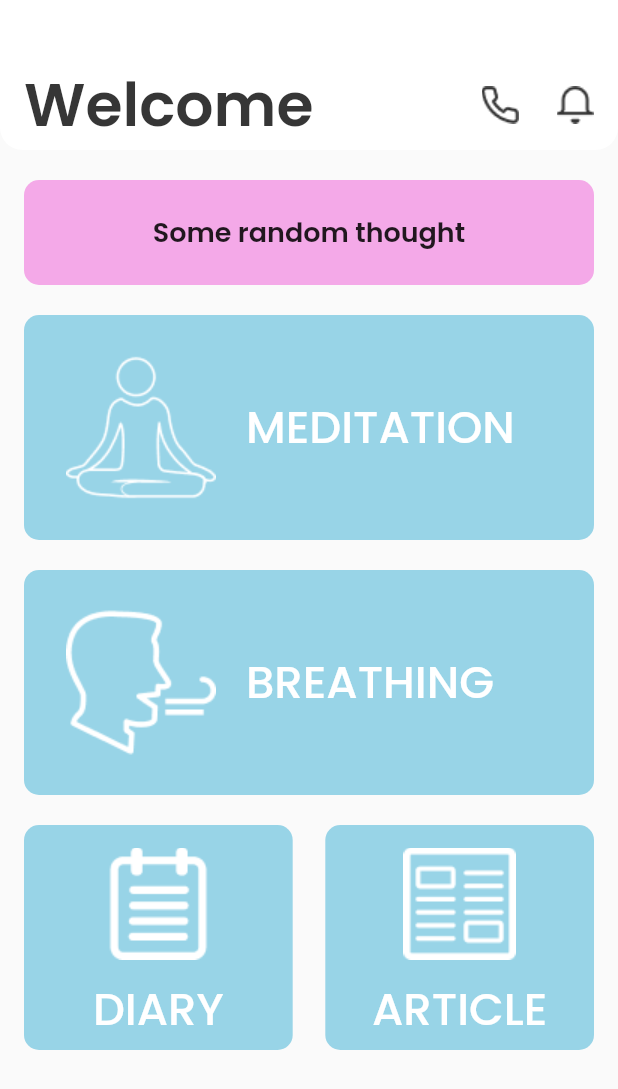
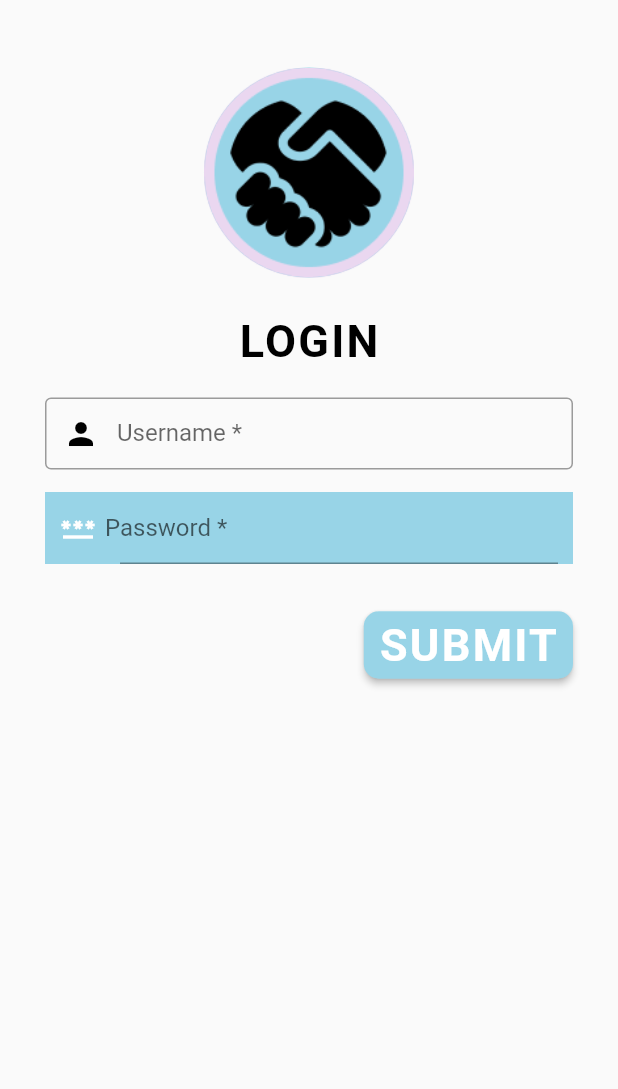
Before and after one commit to prabhuti2906/wakeup_hackathon, a Flutter app: the screen it shows after launch, on a phone screen of 412 x 824 dp. Shown: the top 1089 px of the screen. Run offline on Flutter 3.47's test engine with Material 2 defaults, Android fonts, the phone set to English and light mode, and no system bars; our stand-ins replace google_fonts.

Commit message:
ALL COMMITS DONE

```diff
--- a/lib/HomePage.dart
+++ b/lib/HomePage.dart
@@ -52,7 +52,7 @@ class _HomePageState extends State<HomePage> {
                     width: MediaQuery.of(context).size.width,
                     height: 150,
                     decoration: BoxDecoration(
-                      color: Color(0xff98D4E7),
+                      color: Color(0xff98d4e7),
                       borderRadius: BorderRadius.circular(10),
                     ),
                     child: Center(
@@ -67,7 +67,7 @@ class _HomePageState extends State<HomePage> {
                             child: Text(
                               "MEDITATION",
                               style: GoogleFonts.poppins(
-                                fontSize: 30,
+                                fontSize: 26,
                                 color: Colors.white,
                                 fontWeight: FontWeight.w500,
                               ),
@@ -103,7 +103,7 @@ class _HomePageState extends State<HomePage> {
                             child: Text(
                               "BREATHING",
                               style: GoogleFonts.poppins(
-                                fontSize: 30,
+                                fontSize: 26,
                                 color: Colors.white,
                                 fontWeight: FontWeight.w500,
                               ),
@@ -139,7 +139,7 @@ class _HomePageState extends State<HomePage> {
                                 child: Text(
                                   "DIARY",
                                   style: GoogleFonts.poppins(
-                                    fontSize: 30,
+                                    fontSize: 26,
                                     color: Colors.white,
                                     fontWeight: FontWeight.w500,
                                   ),
@@ -173,7 +173,7 @@ class _HomePageState extends State<HomePage> {
                                 child: Text(
                                   "ARTICLE",
                                   style: GoogleFonts.poppins(
-                                    fontSize: 30,
+                                    fontSize: 26,
                                     color: Colors.white,
                                     fontWeight: FontWeight.w500,
                                   ),
--- a/lib/onboarding.dart
+++ b/lib/onboarding.dart
@@ -3,6 +3,7 @@ import 'dart:async';
 import 'package:flutter/material.dart';
 import 'package:google_fonts/google_fonts.dart';
 import 'package:with_you/HomePage.dart';
+import 'package:with_you/signin.dart';
 
 class OnBoarding extends StatefulWidget {
   @override
@@ -56,7 +57,7 @@ class _OnBoardingState extends State<OnBoarding> {
     Navigator.pushReplacement(
       context,
       PageRouteBuilder(
-        pageBuilder: (c, a1, a2) => HomePage(),
+        pageBuilder: (c, a1, a2) => SignIn(),
         transitionsBuilder: (c, anim, a2, child) =>
             FadeTransition(opacity: anim, child: child),
         transitionDuration: Duration(milliseconds: 1000),
--- /dev/null
+++ b/lib/signin.dart
@@ -0,0 +1,136 @@
+import 'package:flutter/material.dart';
+import 'package:with_you/register.dart';
+class SignIn extends StatefulWidget {
+  const SignIn({Key? key}) : super(key: key);
+
+  @override
+  _SignInState createState() => _SignInState();
+}
+
+class _SignInState extends State<SignIn> {
+  @override
+  Widget build(BuildContext context) {
+    return Scaffold(
+      body: Padding(
+        padding: EdgeInsets.fromLTRB(30, 20 , 30 , 0),
+        child: Column(
+          crossAxisAlignment: CrossAxisAlignment.center,
+          children: <Widget>[
+            Padding(
+
+
+              padding: EdgeInsets.symmetric(vertical: 25),
+              child: CircleAvatar(
+                radius: 70.0,
+                backgroundColor: Color(0xff98d4e7),
+                child: ClipRRect(
+
+                    child: Image.asset(
+                      "images/signinlogo.png",
+                      fit: BoxFit.fill,
+                    )
+                ),
+              ),
+            ),
+            Center(
+              child: Text(
+                'LOGIN',
+                style:TextStyle(
+                  color: Colors.black,
+                  letterSpacing: 1.5,
+                  fontSize: 30,
+                  fontWeight: FontWeight.bold,
+                ),
+              ),
+            ),
+            SizedBox(height: 20,),
+            TextFormField(
+
+              decoration: const InputDecoration(
+
+                border: OutlineInputBorder(),
+                prefixIcon: Icon(
+                Icons.person,
+                color: Colors.black,
+
+              ),
+
+                contentPadding: EdgeInsets.all(-10),
+
+                labelText: 'Username *',
+              ),
+              onSaved: (String? value) {},
+              validator: (String? value) {
+                return (value != null && value.contains('@')) ? 'Do not use the @ char.' : null;
+              },
+            ),
+            SizedBox(height: 15,),
+
+            Container(
+              color: Color(0xff98d4e7),
+              padding: EdgeInsets.symmetric(horizontal: 10),
+              child: TextFormField(
+                decoration: const InputDecoration(
+                  contentPadding: EdgeInsets.all(-10),
+                  icon: Icon(
+                    Icons.password,
+                    color: Colors.white,
+                  ),
+                  labelText: 'Password *',
+                ),
+                onSaved: (String? value) {},
+                validator: (String? value) {
+                  return (value != null && value.contains('@')) ? 'Do not use the @ char.' : null;
+                },
+              ),
+            ),
+
+
+
+            SizedBox(height: 30,),
+            Row(
+              mainAxisAlignment: MainAxisAlignment.end,
+              children: <Widget>[
+                ElevatedButton(
+                  onPressed: () {
+    Navigator.push(
+    context,
+    PageRouteBuilder(
+    pageBuilder: (c, a1, a2) => RegisterPage(),
+    transitionsBuilder: (c, anim, a2, child) =>
+    FadeTransition(opacity: anim, child: child),
+    transitionDuration: Duration(milliseconds: 1000),
+    ),
+    );
+
+                  },
+
+                  style: OutlinedButton.styleFrom(
+                    padding: EdgeInsets.symmetric(vertical: 5,horizontal: 10),
+                    backgroundColor: Color(0xff98d4e7),
+                    onSurface: Colors.red,
+                    shape: const RoundedRectangleBorder(
+                      borderRadius: BorderRadius.all(Radius.circular(10)),
+                    ),
+                  ),
+                  child: Text(
+                    'SUBMIT',
+                    style: TextStyle(
+                      color: Colors.white,
+                      letterSpacing: 1.5,
+                      fontSize: 30,
+                      fontWeight: FontWeight.bold,
+                    ),
+                  ),
+
+
+                ),
+              ],
+            )
+          ],
+
+        ),
+      ),
+    );
+  }
+}
--- a/lib/widgets/appbar.dart
+++ b/lib/widgets/appbar.dart
@@ -28,7 +28,7 @@ Widget customAppBar(BuildContext context) {
                 textAlign: TextAlign.center,
                 style: GoogleFonts.poppins(
                   color: Color(0xFF363636),
-                  fontSize: 40,
+                  fontSize: 35,
                   fontWeight: FontWeight.w600,
                 ),
               ),
```
Also changed, not shown: lib/main.dart (+9 -1 lines), lib/register.dart (added, +157 -0 lines), images/signinlogo.png (added).
